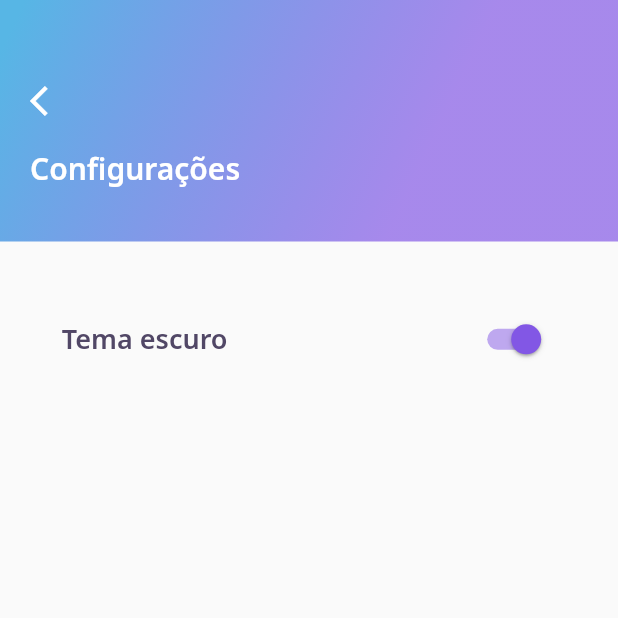
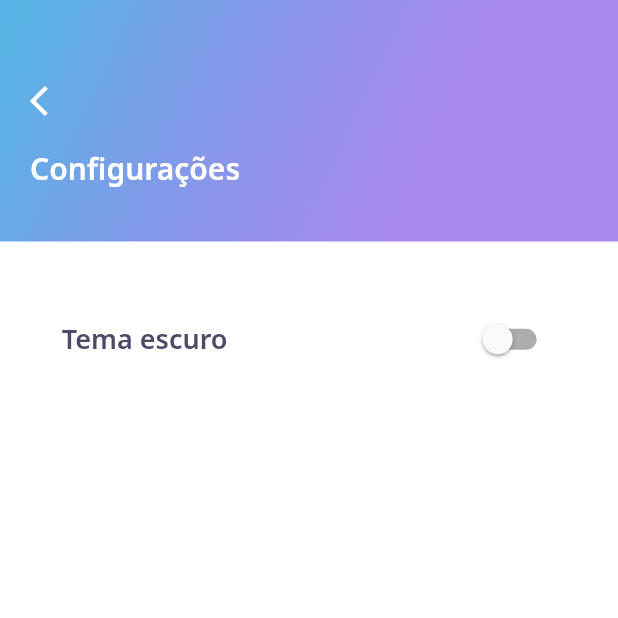
Before and after one commit to SamillyNunes/dev_quiz_nlw5, a Flutter app: the SettingsPage screen opened by its route, on a phone screen of 412 x 824 dp, the top half of it. Run offline on Flutter 3.47's test engine with Material 2 defaults, Android fonts, the phone set to English and light mode, and no system bars; our stand-ins replace firebase_auth, firebase_core, google_fonts, google_sign_in, share_plus; accounts and stored records are empty; network calls fail.

Commit message:
Apptheme started

```diff
--- /dev/null
+++ b/lib/core/app_theme.dart
@@ -0,0 +1,16 @@
+import 'package:dev_quiz/core/core.dart';
+import 'package:flutter/material.dart';
+
+class AppTheme {
+  static final ThemeData lightTheme = ThemeData(
+    scaffoldBackgroundColor: AppColors.white,
+    primaryColor: AppColors.black,
+    brightness: Brightness.light,
+  );
+
+  static final ThemeData darkTheme = ThemeData(
+    scaffoldBackgroundColor: Colors.black,
+    primaryColor: AppColors.white,
+    brightness: Brightness.dark,
+  );
+}
--- a/lib/view/home/home_page.dart
+++ b/lib/view/home/home_page.dart
@@ -6,8 +6,10 @@ import 'package:dev_quiz/view/home/home_state.dart';
 import 'package:dev_quiz/view/home/widgets/appbar/app_bar_widget.dart';
 import 'package:dev_quiz/view/home/widgets/level_button/level_button_widget.dart';
 import 'package:dev_quiz/view/home/widgets/quiz_card/quiz_card_widget.dart';
+import 'package:dev_quiz/view/settings/settings_controller.dart';
 import 'package:dev_quiz/view/shared/models/user_model.dart';
 import 'package:flutter/material.dart';
+import 'package:provider/provider.dart';
 
 class HomePage extends StatefulWidget {
   final UserModel user;
@@ -35,8 +37,12 @@ class _HomePageState extends State<HomePage> {
 
   @override
   Widget build(BuildContext context) {
+    SettingsController settingsController =
+        Provider.of<SettingsController>(context);
     if (controller.state == HomeState.success) {
       return Scaffold(
+        backgroundColor:
+            settingsController.currentAppTheme.scaffoldBackgroundColor,
         appBar: AppBarWidget(
           // perceba que aqui usamos o ! para garantir ao dart que o usuario nao sera nulo
           user: widget.user,
--- /dev/null
+++ b/lib/view/settings/settings_controller.dart
@@ -0,0 +1,18 @@
+import 'package:dev_quiz/core/app_theme.dart';
+import 'package:flutter/material.dart';
+
+class SettingsController {
+  ValueNotifier<ThemeData> themeNotifier =
+      ValueNotifier<ThemeData>(AppTheme.lightTheme);
+  ThemeData get currentAppTheme => themeNotifier.value;
+  set currentAppTheme(ThemeData value) => themeNotifier.value = value;
+
+  void changeCurrentAppTheme() {
+    if (currentAppTheme == AppTheme.lightTheme) {
+      print("entrou aqui!");
+      currentAppTheme = AppTheme.darkTheme;
+    } else if (currentAppTheme == AppTheme.darkTheme) {
+      currentAppTheme = AppTheme.lightTheme;
+    }
+  }
+}
--- a/lib/view/settings/settings_page.dart
+++ b/lib/view/settings/settings_page.dart
@@ -1,14 +1,26 @@
 import 'package:dev_quiz/core/app_text_styles.dart';
+import 'package:dev_quiz/core/app_theme.dart';
 import 'package:dev_quiz/core/core.dart';
+import 'package:dev_quiz/view/settings/settings_controller.dart';
 import 'package:dev_quiz/view/settings/widgets/settings_tile.dart';
 import 'package:dev_quiz/view/shared/widgets/gradient_app_bar_widget.dart';
 import 'package:flutter/material.dart';
+import 'package:provider/provider.dart';
 
-class SettingsPage extends StatelessWidget {
+class SettingsPage extends StatefulWidget {
+  @override
+  _SettingsPageState createState() => _SettingsPageState();
+}
+
+class _SettingsPageState extends State<SettingsPage> {
   @override
   Widget build(BuildContext context) {
     Size deviceSize = MediaQuery.of(context).size;
+
+    SettingsController controller = Provider.of<SettingsController>(context);
+
     return Scaffold(
+      backgroundColor: controller.currentAppTheme.scaffoldBackgroundColor,
       appBar: PreferredSize(
         child: GradientAppBarWidget(
           child: Column(
@@ -47,8 +59,17 @@ class SettingsPage extends StatelessWidget {
         ),
         child: Column(
           children: [
-            SettingsTile(
-              title: "Tema escuro",
+            ValueListenableBuilder(
+              valueListenable: controller.themeNotifier,
+              builder: (ctx, value, _) => SettingsTile(
+                title: "Tema escuro",
+                switchValue: controller.currentAppTheme == AppTheme.darkTheme,
+                onChanged: (v) {
+                  print("entrou aqui");
+                  controller.changeCurrentAppTheme();
+                  setState(() {});
+                },
+              ),
             ),
           ],
         ),
--- a/lib/view/settings/widgets/settings_tile.dart
+++ b/lib/view/settings/widgets/settings_tile.dart
@@ -1,27 +1,38 @@
 import 'package:dev_quiz/core/core.dart';
+import 'package:dev_quiz/view/settings/settings_controller.dart';
 import 'package:flutter/material.dart';
 
 import 'package:dev_quiz/core/app_text_styles.dart';
+import 'package:provider/provider.dart';
 
 class SettingsTile extends StatelessWidget {
   final String title;
+  final bool switchValue;
+  final Function(bool) onChanged;
   const SettingsTile({
     Key? key,
     required this.title,
+    required this.switchValue,
+    required this.onChanged,
   }) : super(key: key);
 
   @override
   Widget build(BuildContext context) {
+    SettingsController settingsController =
+        Provider.of<SettingsController>(context);
+
     return Row(
       mainAxisAlignment: MainAxisAlignment.spaceBetween,
       children: [
         Text(
           title,
-          style: AppTextStyles.heading,
+          style: AppTextStyles.heading.copyWith(
+            color: settingsController.currentAppTheme.primaryColor,
+          ),
         ),
         Switch(
-          value: true,
-          onChanged: (v) {},
+          value: this.switchValue,
+          onChanged: onChanged,
           activeColor: AppColors.purple,
         ),
       ],
--- a/pubspec.yaml
+++ b/pubspec.yaml
@@ -14,6 +14,7 @@ dependencies:
   google_sign_in: ^5.0.2
   firebase_core: ^1.0.4
   firebase_auth: ^1.1.1
+  provider: ^5.0.0
 
 dev_dependencies:
   flutter_test:
```
Also changed, not shown: lib/core/app_widget.dart (+11 -6 lines), lib/view/challenge/challenge_page.dart (+6 -2 lines), lib/view/challenge/widgets/answer/answer_widget.dart (+8 -2 lines), lib/view/challenge/widgets/question_indicator/question_indicator_widget.dart (+11 -2 lines), lib/view/challenge/widgets/quiz/quiz_widget.dart (+7 -1 lines), lib/view/result/result_page.dart (+21 -4 lines), pubspec.lock.
